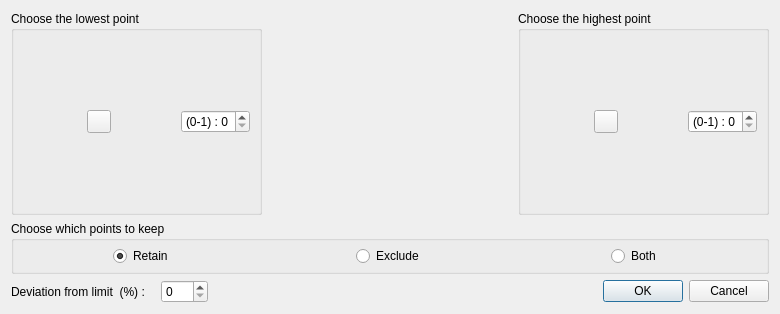
This is ScalarDialog.ui in ckeleshi/ptrans as Qt 5 draws it before an edit. The edited form follows.
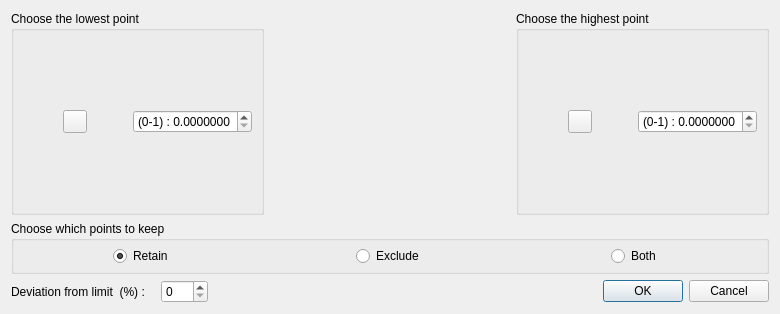
This is the edited form. Icons and pictures are not drawn.

Commit message: scalar color

What changed in the file:
```diff
--- a/ScalarDialog.ui
+++ b/ScalarDialog.ui
@@ -111,7 +111,7 @@
              <string notr="true">(0-1) : </string>
             </property>
             <property name="decimals">
-             <number>0</number>
+             <number>7</number>
             </property>
             <property name="minimum">
              <double>0.000000000000000</double>
@@ -201,7 +201,7 @@
              <string notr="true">(0-1) : </string>
             </property>
             <property name="decimals">
-             <number>0</number>
+             <number>7</number>
             </property>
             <property name="minimum">
              <double>0.000000000000000</double>
```
The commit also changes 2 other files.
